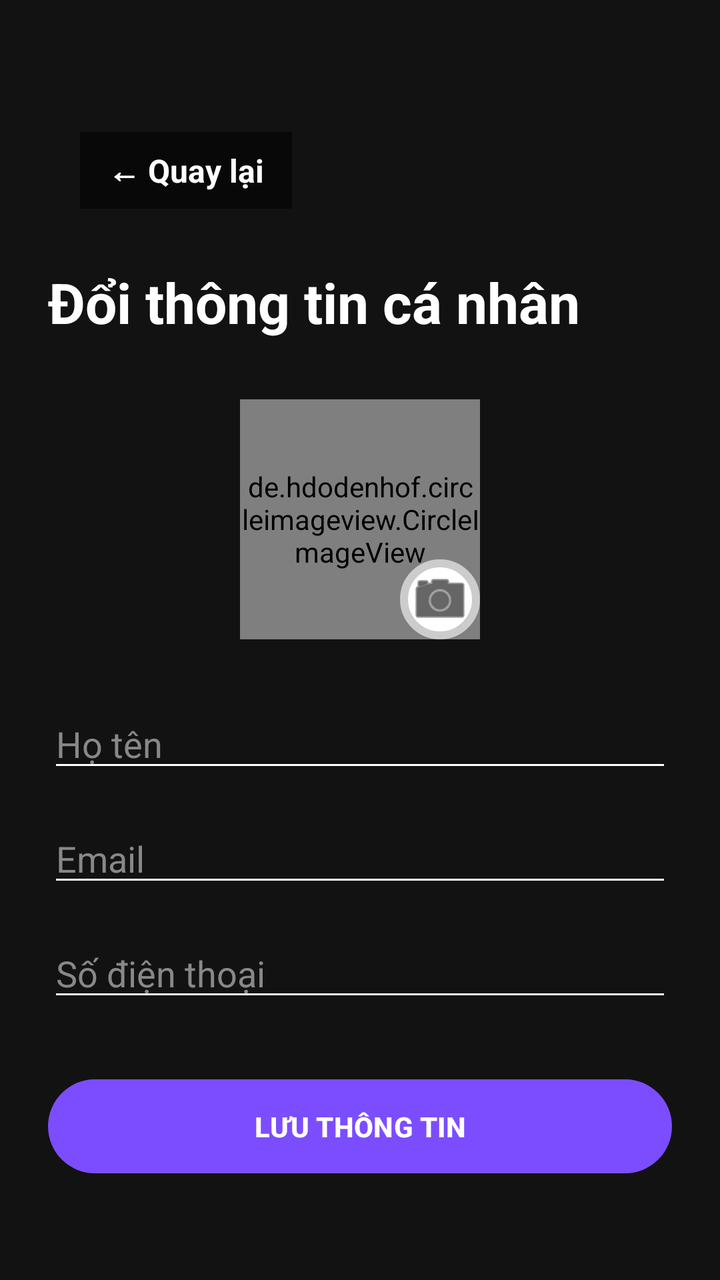
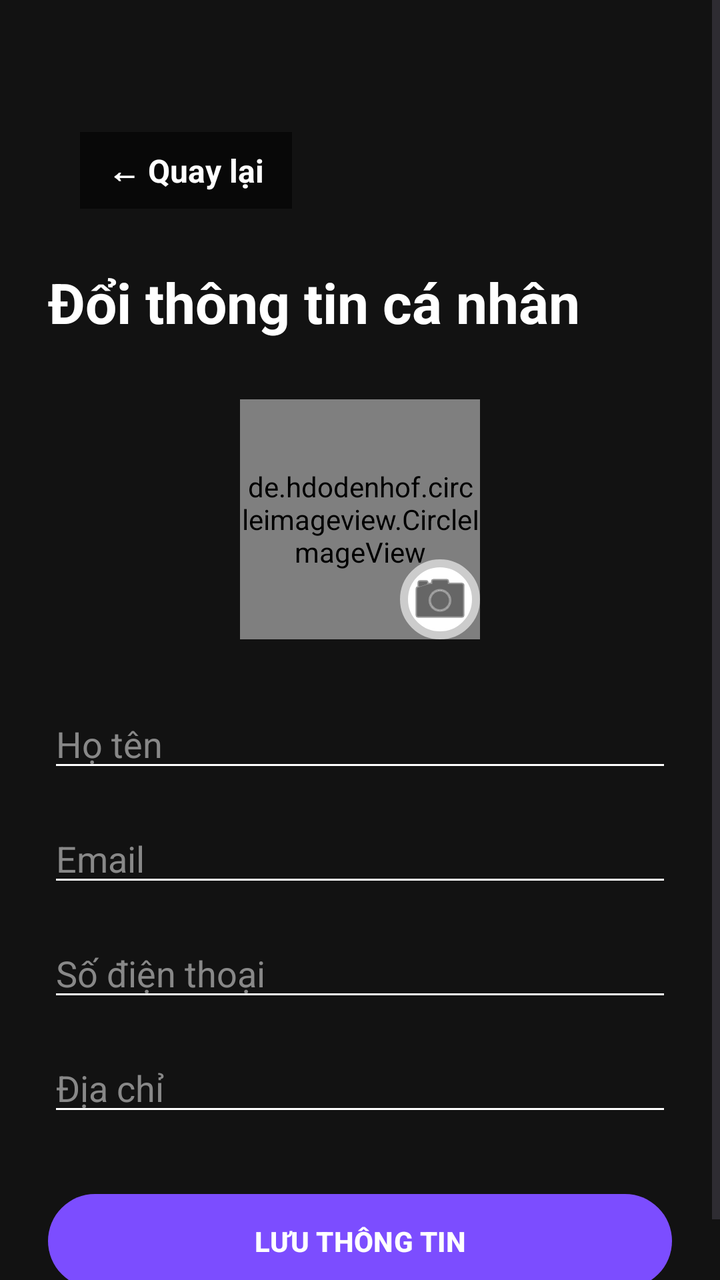

Screens rendered from an Android XML layout before and after an edit, with the pre-edit source and the edit as a unified diff.
<!-- AndroidManifest.xml: application theme Theme.FitBody -->
<!-- res/layout/activity_edit_profile.xml -->
<?xml version="1.0" encoding="utf-8"?>
<ScrollView
    xmlns:android="http://schemas.android.com/apk/res/android"
    xmlns:app="http://schemas.android.com/apk/res-auto"
    android:layout_width="match_parent"
    android:layout_height="match_parent"
    android:background="#121212">

    <LinearLayout
        android:layout_width="match_parent"
        android:layout_height="wrap_content"
        android:orientation="vertical"
        android:padding="24dp">

        <TextView
            android:id="@+id/btnBack"
            android:layout_width="wrap_content"
            android:layout_height="wrap_content"
            android:text="← Quay lại"
            android:textColor="#FFFFFF"
            android:textSize="16sp"
            android:textStyle="bold"
            android:background="#88000000"
            android:paddingStart="14dp"
            android:paddingEnd="14dp"
            android:paddingTop="8dp"
            android:paddingBottom="8dp"
            android:layout_marginStart="16dp"
            android:layout_marginTop="42dp"/>

        <TextView
            android:layout_width="match_parent"
            android:layout_height="wrap_content"
            android:text="Đổi thông tin cá nhân"
            android:textColor="#FFFFFF"
            android:textSize="28sp"
            android:textStyle="bold"
            android:layout_marginTop="28dp"/>

        <FrameLayout
            android:layout_width="wrap_content"
            android:layout_height="wrap_content"
            android:layout_gravity="center"
            android:layout_marginTop="30dp">

            <de.hdodenhof.circleimageview.CircleImageView
                android:id="@+id/imgAvatarEdit"
                android:layout_width="120dp"
                android:layout_height="120dp"
                android:src="@drawable/ic_launcher_background"
                app:civ_border_width="2dp"
                app:civ_border_color="#FFFFFF"/>

            <ImageButton
                android:id="@+id/btnChangeAvatar"
                android:layout_width="40dp"
                android:layout_height="40dp"
                android:layout_gravity="bottom|end"
                android:src="@android:drawable/ic_menu_camera"
                android:background="@drawable/bg_circle_capture"
                android:padding="8dp"
                app:tint="#000000" />
        </FrameLayout>

        <EditText
            android:id="@+id/edtName"
            android:layout_width="match_parent"
            android:layout_height="wrap_content"
            android:hint="Họ tên"
            android:textColor="#FFFFFF"
            android:textColorHint="#888888"
            android:backgroundTint="#FFFFFF"
            android:layout_marginTop="30dp"
            android:inputType="textPersonName"/>

        <EditText
            android:id="@+id/edtEmail"
            android:layout_width="match_parent"
            android:layout_height="wrap_content"
            android:hint="Email"
            android:inputType="textEmailAddress"
            android:textColor="#FFFFFF"
            android:textColorHint="#888888"
            android:backgroundTint="#FFFFFF"
            android:layout_marginTop="16dp"/>

        <EditText
            android:id="@+id/edtPhone"
            android:layout_width="match_parent"
            android:layout_height="wrap_content"
            android:hint="Số điện thoại"
            android:inputType="phone"
            android:textColor="#FFFFFF"
            android:textColorHint="#888888"
            android:backgroundTint="#FFFFFF"
            android:layout_marginTop="16dp"/>

        <Button
            android:id="@+id/btnSaveProfile"
            android:layout_width="match_parent"
            android:layout_height="55dp"
            android:text="LƯU THÔNG TIN"
            android:textStyle="bold"
            android:layout_marginTop="30dp"/>

    </LinearLayout>

</ScrollView>
<!-- resources referenced by this layout -->
<resources>
  <!-- drawable bg_circle_capture (drawable) -->
  <?xml version="1.0" encoding="utf-8"?>
  <shape xmlns:android="http://schemas.android.com/apk/res/android"
      android:shape="oval">
      <solid android:color="#FFFFFF" />
      <stroke
          android:width="4dp"
          android:color="#CCCCCC" />
  </shape>
  <!-- drawable ic_launcher_background (drawable) -->
  <?xml version="1.0" encoding="utf-8"?>
  <vector
      android:height="108dp"
      android:width="108dp"
      android:viewportHeight="108"
      android:viewportWidth="108"
      xmlns:android="http://schemas.android.com/apk/res/android">
      
      <path android:fillColor="#121212"
            android:pathData="M0,0h108v108h-108z"/>
  </vector>
  <style name="Theme.FitBody" parent="Theme.Material3.DayNight.NoActionBar">
          <item name="colorPrimary">@color/primary</item>
          <item name="android:windowBackground">@color/app_background</item>
          <item name="android:statusBarColor">@color/app_background</item>
          <item name="android:navigationBarColor">@color/app_background</item>
  
          
          <item name="colorSurface">@color/card_background</item>
          <item name="colorOnSurface">@color/text_primary</item>
          <item name="colorOnSurfaceVariant">@color/text_secondary</item>
          <item name="colorOutline">@color/text_secondary</item>
      </style>
  <color name="primary">#7C4DFF</color>
  <color name="app_background">#F5F5F5</color>
  <color name="card_background">#FFFFFF</color>
  <color name="text_primary">#121212</color>
  <color name="text_secondary">#757575</color>
</resources>

<!-- the commit's change to res/layout/activity_edit_profile.xml (unified diff, before → after) -->
@@ -95,6 +95,17 @@
             android:backgroundTint="#FFFFFF"
             android:layout_marginTop="16dp"/>
 
+        <EditText
+            android:id="@+id/edtAddress"
+            android:layout_width="match_parent"
+            android:layout_height="wrap_content"
+            android:hint="Địa chỉ"
+            android:inputType="textPostalAddress"
+            android:textColor="#FFFFFF"
+            android:textColorHint="#888888"
+            android:backgroundTint="#FFFFFF"
+            android:layout_marginTop="16dp"/>
+
         <Button
             android:id="@+id/btnSaveProfile"
             android:layout_width="match_parent"
